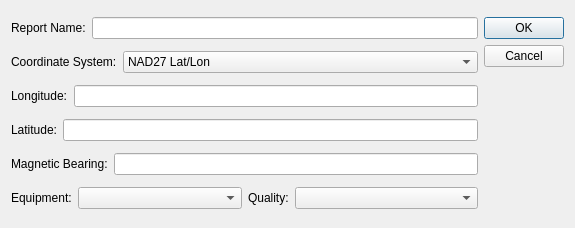
The window that getReportDialog.ui (tvrusso/qDF) describes before a commit, drawn with Qt 5.
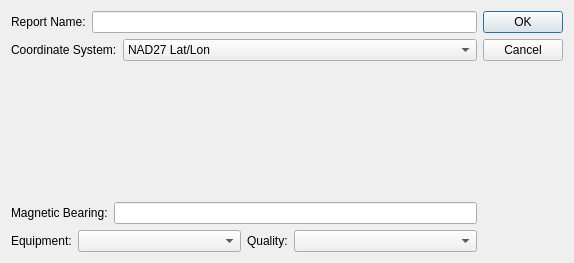
The same window after the commit. Custom widgets are drawn as their Qt base class.

Commit message: Change report dialog to use "latLonCoordinateWidget" and add a settings dialog box.

```diff
--- a/getReportDialog.ui
+++ b/getReportDialog.ui
@@ -5,8 +5,8 @@
    <rect>
     <x>0</x>
     <y>0</y>
-    <width>575</width>
-    <height>228</height>
+    <width>574</width>
+    <height>263</height>
    </rect>
   </property>
   <property name="windowTitle" >
@@ -27,7 +27,7 @@
      </item>
     </layout>
    </item>
-   <item rowspan="6" row="0" column="1" >
+   <item rowspan="5" row="0" column="1" >
     <widget class="QDialogButtonBox" name="buttonBox" >
      <property name="orientation" >
       <enum>Qt::Vertical</enum>
@@ -74,35 +74,7 @@
      </item>
     </layout>
    </item>
-   <item row="2" column="0" >
-    <layout class="QHBoxLayout" name="horizontalLayout_6" >
-     <item>
-      <widget class="QLabel" name="label_Coord0" >
-       <property name="text" >
-        <string>Longitude:</string>
-       </property>
-      </widget>
-     </item>
-     <item>
-      <widget class="QLineEdit" name="lineEdit_Coord0" />
-     </item>
-    </layout>
-   </item>
    <item row="3" column="0" >
-    <layout class="QHBoxLayout" name="horizontalLayout_7" >
-     <item>
-      <widget class="QLabel" name="label_Coord1" >
-       <property name="text" >
-        <string>Latitude:</string>
-       </property>
-      </widget>
-     </item>
-     <item>
-      <widget class="QLineEdit" name="lineEdit_Coord1" />
-     </item>
-    </layout>
-   </item>
-   <item row="4" column="0" >
     <layout class="QHBoxLayout" name="horizontalLayout_3" >
      <item>
       <widget class="QLabel" name="label_3" >
@@ -116,7 +88,7 @@
      </item>
     </layout>
    </item>
-   <item row="5" column="0" >
+   <item row="4" column="0" >
     <layout class="QHBoxLayout" name="horizontalLayout_8" >
      <item>
       <layout class="QHBoxLayout" name="horizontalLayout_4" >
@@ -165,8 +137,18 @@
      </item>
     </layout>
    </item>
+   <item row="2" column="0" >
+    <widget class="latLonCoordinateWidget" name="latLon" />
+   </item>
   </layout>
  </widget>
+ <customwidgets>
+  <customwidget>
+   <class>latLonCoordinateWidget</class>
+   <extends>QWidget</extends>
+   <header>latLonCoordinateWidget.h</header>
+  </customwidget>
+ </customwidgets>
  <tabstops>
   <tabstop>lineEdit_ReportName</tabstop>
   <tabstop>comboBox_CoordSys</tabstop>
```
Left out of the diff: 3 changed lines with no effect on the pictures. The commit also changes 10 other files.
